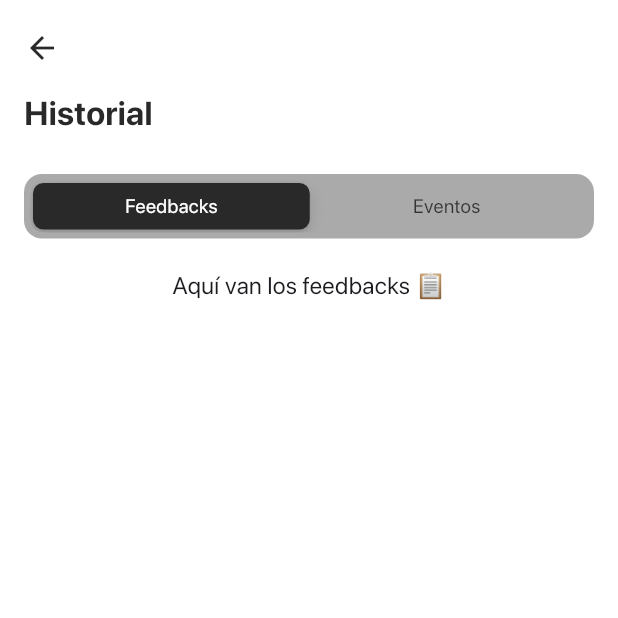
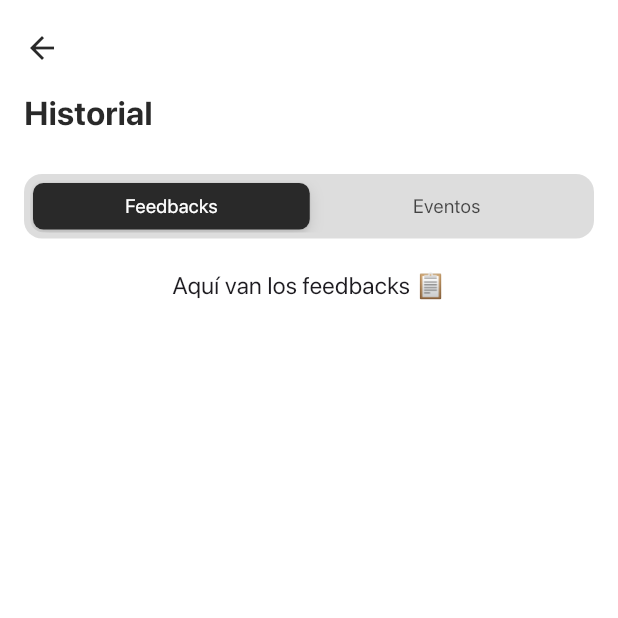
Before and after one commit to AntonyJDC/conference_app, a Flutter app: the ReviewsScreen screen opened by its route, on a phone screen of 412 x 824 dp, the top half of it. Run offline on Flutter 3.47's test engine with Material 3 defaults, Android fonts, the phone set to English and light mode, and no system bars; our stand-ins replace flutter_rating_bar, flutter_svg, get, modal_bottom_sheet, shared_preferences, sqflite and 2 more; accounts and stored records are empty; project files that could hold a hidden picture were left out.

Commit message:
Update review screen background color opacity for improved visibility

```diff
--- a/lib/ui/pages/reviews/reviews_screen.dart
+++ b/lib/ui/pages/reviews/reviews_screen.dart
@@ -112,7 +112,7 @@ class _ReviewsScreenState extends State<ReviewsScreen> {
                     Container(
                       padding: const EdgeInsets.all(4),
                       decoration: BoxDecoration(
-                        color: theme.colorScheme.outline,
+                        color: theme.colorScheme.outline.withValues(alpha: 0.4),
                         borderRadius: BorderRadius.circular(12),
                       ),
                       child: SizedBox(
```
